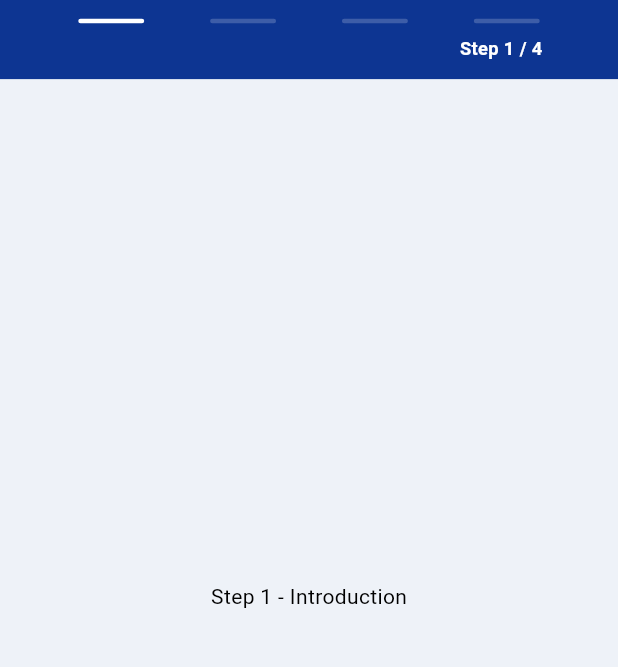
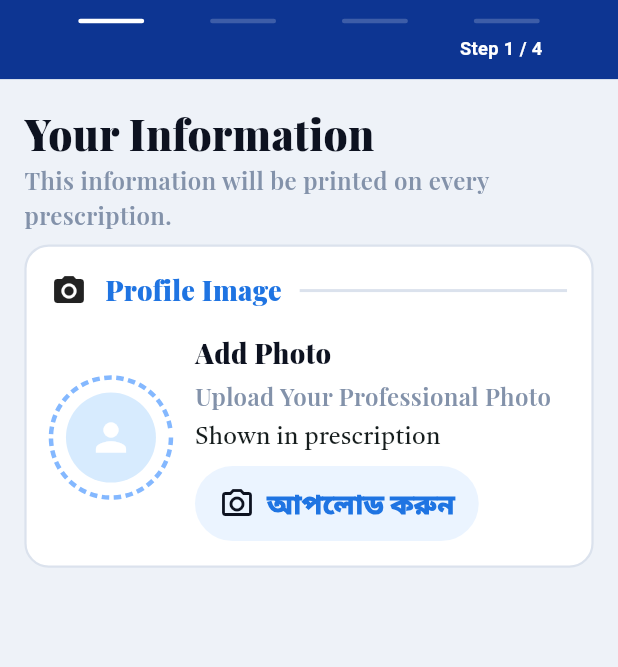
Before and after one commit to majidbhuiyan20/RxDigi, a Flutter app: the screen it shows after launch, on a phone screen of 412 x 824 dp, the part 123-790 px from its top. Run offline on Flutter 3.47's test engine with Material 3 defaults, Android fonts, the phone set to English and light mode, and no system bars; our stand-ins replace dotted_border, firebase_core, firebase_crashlytics, flutter_riverpod, flutter_screenutil, logger and 1 more; accounts and stored records are empty; project files that could hold a hidden picture were left out.

Commit message:
feat(ui): profile image section done

```diff
--- a/lib/app/app_colors.dart
+++ b/lib/app/app_colors.dart
@@ -17,6 +17,12 @@ class AppColors {
   static Color rxPrimaryColor = Color(0XFF1F74E2);
   static Color rxSecondaryColor = Color(0XFF58A3BA);
 
+
+  static Color appBackgroundColor = Color(0XFFEEF2F8);
+  static Color textBlackColor = Color(0XFF0D1220);
+  static Color textGreyColor = Color(0XFF8392AA);
+  static Color borderColor = Color(0XFFDBE2ED);
+  static Color primaryTextColor = Color(0XFF1F74E2);
 }
 
 // Background  →  #FFFFFF (সাদা)
--- /dev/null
+++ b/lib/app/app_text_style.dart
@@ -0,0 +1,46 @@
+import 'package:flutter/material.dart';
+import 'package:flutter_screenutil/flutter_screenutil.dart';
+import 'package:rxdigi/app/app_colors.dart';
+
+class AppTextStyles {
+  // Oswald Font Family
+  static const String oswald = 'Oswald';
+  static const String playfair = 'PlayfairDisplay';
+  static const String tiroBangla = 'TiroBangla';
+
+  // Oswald variants
+  static  TextStyle oswaldFontLogo = TextStyle(
+    fontFamily: oswald,
+    fontWeight: FontWeight.w700,
+    fontSize: 56.sp,
+      color: Color(0XFF74C1B7)
+  );
+  static  TextStyle playfairFontLogo = TextStyle(
+    fontFamily: playfair,
+    fontWeight: FontWeight.w700,
+    fontSize: 56.sp,
+    color: Colors.white,
+
+
+  );
+  static  TextStyle largeBlackTextStyle = TextStyle(
+    fontFamily: playfair,
+    fontWeight: FontWeight.w900,
+    fontSize: 28,
+    color: AppColors.textBlackColor,
+  );
+  static  TextStyle smallGreyTextStyle = TextStyle(
+    fontFamily: playfair,
+    fontWeight: FontWeight.w600,
+    fontSize: 16,
+    color: AppColors.textGreyColor,
+  );
+  static  TextStyle primaryTextStyle = TextStyle(
+    fontFamily: playfair,
+    fontWeight: FontWeight.w900,
+    fontSize: 18,
+    color: AppColors.primaryTextColor,
+  );
+
+
+}
--- a/lib/features/doctor_info/view/step1_introduction.dart
+++ b/lib/features/doctor_info/view/step1_introduction.dart
@@ -1,4 +1,13 @@
+import 'package:dotted_border/dotted_border.dart';
 import 'package:flutter/material.dart';
+import 'package:flutter_screenutil/flutter_screenutil.dart';
+import 'package:rxdigi/app/app_colors.dart';
+import 'package:rxdigi/app/app_text_style.dart';
+import 'package:rxdigi/l10n/app_localizations.dart';
+import 'package:rxdigi/l10n/app_localizations_bn.dart';
+
+import '../widgets/card_title_section.dart';
+import '../widgets/dotted_circular_border.dart';
 
 class Step1Introduction extends StatelessWidget {
   final VoidCallback onNext;
@@ -7,13 +16,93 @@ class Step1Introduction extends StatelessWidget {
 
   @override
   Widget build(BuildContext context) {
+    final l10n = AppLocalizations.of(context)!;
+    final isDesktop   = MediaQuery.of(context).size.width > 600;
     return SizedBox.expand(
       child: Container(
-        color: const Color(0XFFEEF2F8),
-        child: const Center(
-          child: Text(
-            "Step 1 - Introduction",
-            style: TextStyle(color: Colors.black),
+        color:  AppColors.appBackgroundColor,
+        child: Padding(
+          padding:  EdgeInsets.all(16.r),
+          child: Column(
+            crossAxisAlignment: CrossAxisAlignment.start,
+            children: [
+              Text(l10n.yourInformation, style: AppTextStyles.largeBlackTextStyle,),
+              Text(l10n.infoPrintedOnPrescription, style: AppTextStyles.smallGreyTextStyle,),
+              SizedBox(height: 8,),
+              Container(
+                padding: EdgeInsets.all(16.r),
+                decoration: BoxDecoration(
+                  borderRadius: BorderRadius.circular(16.r),
+                  border: Border.all(
+                    color: AppColors.borderColor,
+                    width: isDesktop ? 3 : 1.5,
+                  ),
+                  color: Colors.white
+                ),
+                child: Column(
+                  children: [
+                    CardTitleSection(l10n: l10n),
+                    SizedBox(height: 16,),
+                    Row(
+                      crossAxisAlignment: CrossAxisAlignment.center,
+                      children: [
+                        CustomPaint(
+                          painter: DottedCirclePainter(),
+                          child: const SizedBox(
+                            width: 80,
+                            height: 80,
+                            child: Center(
+                              child: CircleAvatar(
+                                radius: 30,
+                                backgroundColor: Color(0XFFD7EBFE),
+                                child: Icon(
+                                  Icons.person,
+                                  color: Colors.white,
+                                  size: 30,
+                                ),
+                              ),
+                            ),
+                          ),
+                        ),
+
+                        const SizedBox(width: 16),
+
+                        Column(
+                          crossAxisAlignment: CrossAxisAlignment.start,
+                          children: [
+                            Text(l10n.addPhoto, style: AppTextStyles.primaryTextStyle.copyWith(color: AppColors.textBlackColor),),
+                            SizedBox(height: 4,),
+                            Text(l10n.uploadProfessionalPhoto, style: AppTextStyles.smallGreyTextStyle,),
+                            SizedBox(height: 4,),
+                            Text(l10n.shownInPrescription, style: TextStyle(fontSize: 16, fontWeight: FontWeight.w500, fontFamily: "TiroBangla"),),
+                            SizedBox(height: 8,),
+                            GestureDetector(
+                              onTap: (){
+
+                              },
+                              child: Container(
+                                padding: EdgeInsets.symmetric(horizontal: 16, vertical: 12),
+                                decoration: BoxDecoration(
+                                  borderRadius: BorderRadius.circular(30),
+                                  color: Color(0XFFEBF4FF)
+                                ),
+                                child: Row(
+                                  children: [
+                                    Icon(Icons.camera_alt_outlined, size: 24, color: AppColors.textBlackColor,),
+                                    SizedBox(width: 8,),
+                                    Text("আপলোড করুন", style: AppTextStyles.primaryTextStyle,),
+                                  ],
+                                ),
+                              ),
+                            ),
+                          ],
+                        )
+                      ],
+                    )
+                  ],
+                ),
+              ),
+            ],
           ),
         ),
       ),
--- /dev/null
+++ b/lib/features/doctor_info/widgets/card_title_section.dart
@@ -0,0 +1,35 @@
+import 'package:flutter/material.dart';
+
+import '../../../app/app_text_style.dart';
+import '../../../l10n/app_localizations.dart';
+
+class CardTitleSection extends StatelessWidget {
+  const CardTitleSection({
+    super.key,
+    required this.l10n,
+  });
+
+  final AppLocalizations l10n;
+
+  @override
+  Widget build(BuildContext context) {
+    return Row(
+      children: [
+        Icon(Icons.camera_alt, size: 24),
+        SizedBox(width: 12),
+        Text(
+          l10n.profileImage,
+          style: AppTextStyles.primaryTextStyle,
+        ),
+        SizedBox(width: 12),
+
+        Expanded(
+          child: Divider(
+            thickness: 2,
+            color: Color(0XFFDBE2ED),
+          ),
+        ),
+      ],
+    );
+  }
+}
--- a/lib/l10n/app_bn.arb
+++ b/lib/l10n/app_bn.arb
@@ -14,6 +14,15 @@
   "stepIntroduction": "পরিচয়",
   "stepQualification": "যোগ্যতা",
   "stepEffort": "অভিজ্ঞতা",
-  "stepProfile": "প্রোফাইল"
+  "stepProfile": "প্রোফাইল",
+  "yourInformation": "আপনার তথ্য",
+  "infoPrintedOnPrescription": "এই তথ্য প্রতিটি প্রেসক্রিপশনের উপর ছাপা হবে।",
+
+  "profileImage": "প্রোফাইল ছবি",
+  "addPhoto": "ছবি যোগ করুন",
+  "uploadProfessionalPhoto": "আপনার পেশাদার ছবি আপলোড করুন",
+  "shownInPrescription": "প্রেসক্রিপশনে দেখাবে",
+  "uploadNow": "আপলোড করুন"
+
 
 }
--- a/lib/l10n/app_en.arb
+++ b/lib/l10n/app_en.arb
@@ -13,5 +13,14 @@
   "stepIntroduction": "Introduction",
   "stepQualification": "Qualification",
   "stepEffort": "Experience",
-  "stepProfile": "Profile"
+  "stepProfile": "Profile",
+  "yourInformation": "Your Information",
+  "infoPrintedOnPrescription": "This information will be printed on every prescription.",
+
+  "profileImage": "Profile Image",
+  "addPhoto": "Add Photo",
+  "uploadProfessionalPhoto": "Upload Your Professional Photo",
+  "shownInPrescription": "Shown in prescription",
+  "uploadNow": "Upload"
+
 }
--- a/lib/l10n/app_localizations.dart
+++ b/lib/l10n/app_localizations.dart
@@ -166,6 +166,48 @@ abstract class AppLocalizations {
   /// In en, this message translates to:
   /// **'Profile'**
   String get stepProfile;
+
+  /// No description provided for @yourInformation.
+  ///
+  /// In en, this message translates to:
+  /// **'Your Information'**
+  String get yourInformation;
+
+  /// No description provided for @infoPrintedOnPrescription.
+  ///
+  /// In en, this message translates to:
+  /// **'This information will be printed on every prescription.'**
+  String get infoPrintedOnPrescription;
+
+  /// No description provided for @profileImage.
+  ///
+  /// In en, this message translates to:
+  /// **'Profile Image'**
+  String get profileImage;
+
+  /// No description provided for @addPhoto.
+  ///
+  /// In en, this message translates to:
+  /// **'Add Photo'**
+  String get addPhoto;
+
+  /// No description provided for @uploadProfessionalPhoto.
+  ///
+  /// In en, this message translates to:
+  /// **'Upload Your Professional Photo'**
+  String get uploadProfessionalPhoto;
+
+  /// No description provided for @shownInPrescription.
+  ///
+  /// In en, this message translates to:
+  /// **'Shown in prescription'**
+  String get shownInPrescription;
+
+  /// No description provided for @uploadNow.
+  ///
+  /// In en, this message translates to:
+  /// **'Upload'**
+  String get uploadNow;
 }
 
 class _AppLocalizationsDelegate extends LocalizationsDelegate<AppLocalizations> {
--- a/lib/l10n/app_localizations_en.dart
+++ b/lib/l10n/app_localizations_en.dart
@@ -43,4 +43,25 @@ class AppLocalizationsEn extends AppLocalizations {
 
   @override
   String get stepProfile => 'Profile';
+
+  @override
+  String get yourInformation => 'Your Information';
+
+  @override
+  String get infoPrintedOnPrescription => 'This information will be printed on every prescription.';
+
+  @override
+  String get profileImage => 'Profile Image';
+
+  @override
+  String get addPhoto => 'Add Photo';
+
+  @override
+  String get uploadProfessionalPhoto => 'Upload Your Professional Photo';
+
+  @override
+  String get shownInPrescription => 'Shown in prescription';
+
+  @override
+  String get uploadNow => 'Upload';
 }
```
Also changed, not shown: lib/features/doctor_info/widgets/dotted_circular_border.dart (added, +32 -0 lines), lib/features/splash/splash_screen.dart (+7 -15 lines), lib/l10n/app_localizations_bn.dart (+21 -0 lines), pubspec.yaml (+58 -0 lines), pubspec.lock.
